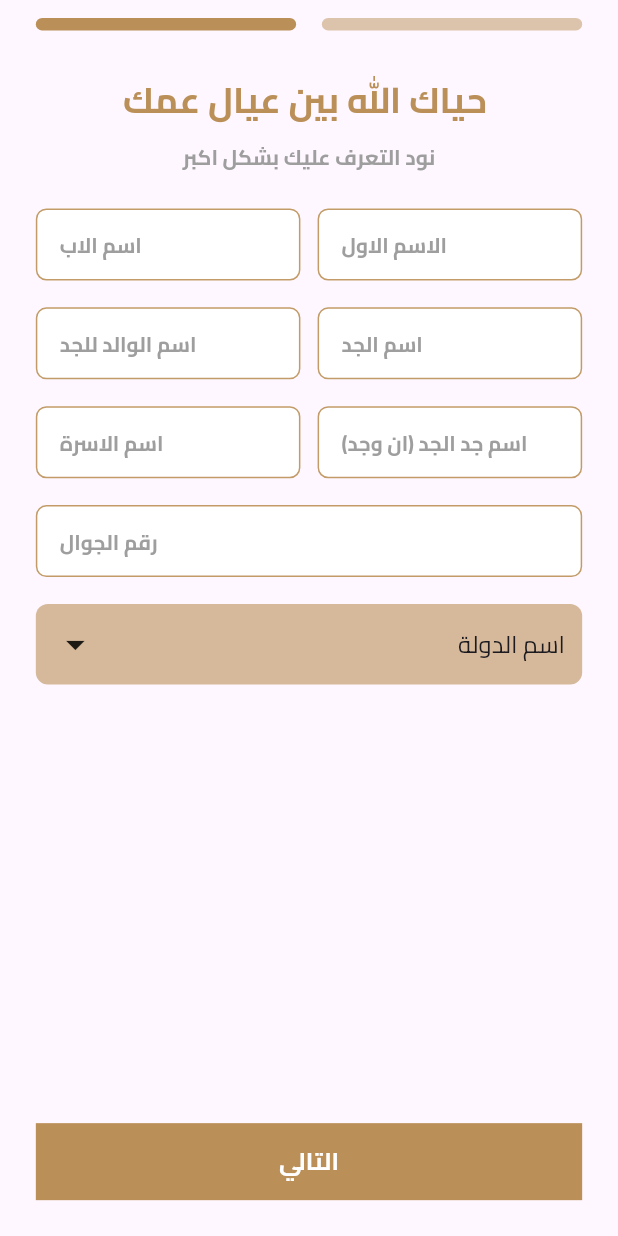
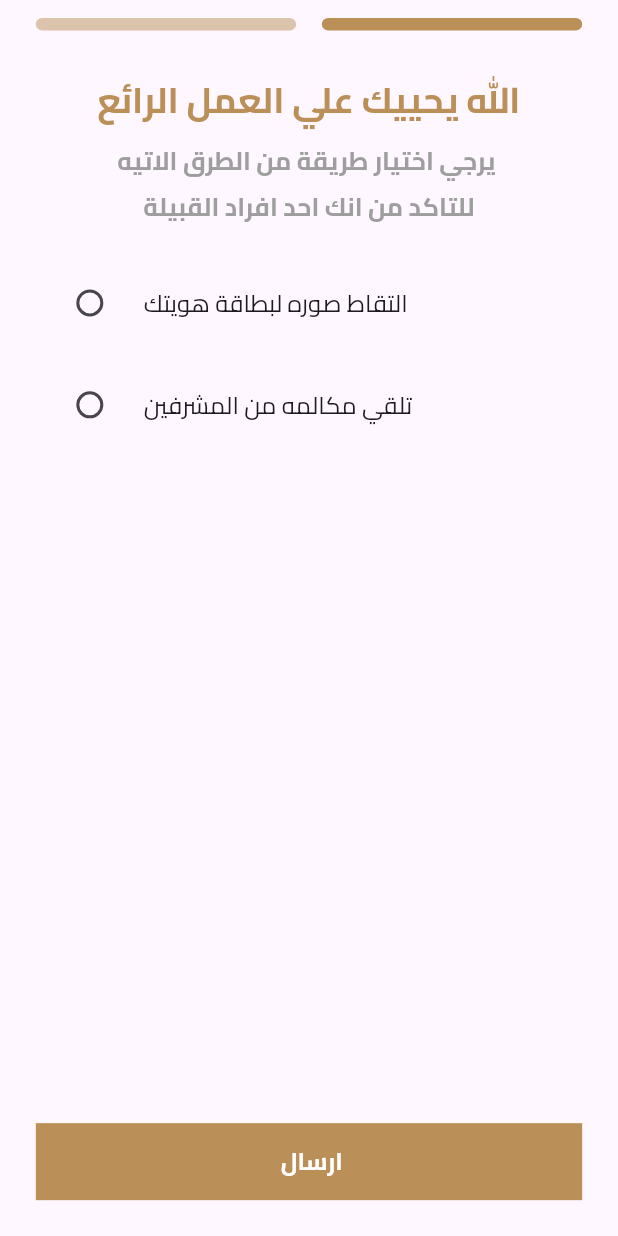
Before and after one commit to abdelhamedEzzat/el_erinat_project, a Flutter app: the screen it shows after launch, after a tap on "التالي", on a phone screen of 412 x 824 dp. Run offline on Flutter 3.47's test engine with Material 3 defaults, Android fonts, the light colour scheme and no system bars; our stand-ins replace device_preview, flutter_screenutil, flutter_svg, intl_phone_field, pinput.

Commit message:
finished user_details_identety_screen

```diff
--- /dev/null
+++ b/devtools_options.yaml
@@ -0,0 +1 @@
+extensions:
--- a/lib/core/const_strings/manage_strings.dart
+++ b/lib/core/const_strings/manage_strings.dart
@@ -33,6 +33,10 @@ class MStrings {
   static String pinIsIncorrect = " الرمز غير صالح";
 
   static String userWelcomeInSudiaArabia = "حياك الله بين عيال عمك ";
+  static String thanksUserForWork = "الله يحييك علي العمل الرائع";
+
+  static String confirmYourWay = "يرجي اختيار طريقة من الطرق الاتيه ";
+  static String toBelongingToTheTribe = 'للتاكد من انك احد افراد القبيلة';
 
   static String tellUsMoreAboutYou = "نود التعرف عليك بشكل اكبر";
 
@@ -49,4 +53,11 @@ class MStrings {
   static String next = "التالي ";
 
   static String submit = " ارسال";
+
+  static String pic = "التقاط صوره لبطاقة هويتك";
+  static String customerServicesCall = "تلقي مكالمه من المشرفين";
+
+  static String addIdedntatyPic = "التقاط صوره الهوية";
+
+  static String yourphoneNumber = ": رقم جوالك";
 }
--- a/lib/core/route/generate_route.dart
+++ b/lib/core/route/generate_route.dart
@@ -5,6 +5,7 @@ import 'package:el_erinat/features/users/persentation/screens/intro_screens/thir
 import 'package:el_erinat/features/users/persentation/screens/otp_screen/otp_screen.dart';
 import 'package:el_erinat/features/users/persentation/screens/register_screen/register_screen.dart';
 import 'package:el_erinat/features/users/persentation/screens/splash_screen/splach_screen.dart';
+import 'package:el_erinat/features/users/persentation/screens/user_details_screen/user_details_identaty.dart';
 import 'package:flutter/material.dart';
 
 class RouteGenerator {
@@ -19,6 +20,8 @@ class RouteGenerator {
           const ThirdIntroScreens(),
       ConstantsRouteString.registerScreen: (context) => const RegisterScreen(),
       ConstantsRouteString.otpScreen: (context) => const OtpScreen(),
+      ConstantsRouteString.userDetailsIdentaty: (context) =>
+          const UserDetailsIdentaty(),
     };
   }
 }
--- a/lib/core/route/route_strings.dart
+++ b/lib/core/route/route_strings.dart
@@ -5,4 +5,5 @@ class ConstantsRouteString {
   static const String thirdIntroScreens = "/ThirdIntroScreens";
   static const String registerScreen = "/RegisterScreen";
   static const String otpScreen = "/OtpScreen";
+  static const String userDetailsIdentaty = "/UserDetailsIdentaty";
 }
--- /dev/null
+++ b/lib/features/users/persentation/screens/user_details_screen/user_details_identaty.dart
@@ -0,0 +1,129 @@
+import 'package:el_erinat/core/config/color_manger.dart';
+import 'package:el_erinat/core/const_strings/manage_strings.dart';
+import 'package:el_erinat/core/helpers/botton.dart';
+import 'package:el_erinat/features/users/persentation/screens/user_details_screen/user_details_screen.dart';
+import 'package:el_erinat/features/users/persentation/widgets/user_details_screen/add_identity_pic.dart';
+import 'package:el_erinat/features/users/persentation/widgets/user_details_screen/user_phone_to_get_call.dart';
+import 'package:flutter/cupertino.dart';
+import 'package:flutter/material.dart';
+import 'package:flutter/widgets.dart';
+import 'package:flutter_screenutil/flutter_screenutil.dart';
+
+class UserDetailsIdentaty extends StatefulWidget {
+  const UserDetailsIdentaty({super.key});
+
+  @override
+  State<UserDetailsIdentaty> createState() => _UserDetailsIdentatyState();
+}
+
+List<String> radioOptions = [MStrings.pic, MStrings.customerServicesCall];
+
+class _UserDetailsIdentatyState extends State<UserDetailsIdentaty> {
+  String currentOption = radioOptions[0];
+  String currentSelected = "0";
+  bool isZeroradioOptions = false;
+  bool isOneradioOptions = false;
+
+  @override
+  Widget build(BuildContext context) {
+    return Scaffold(
+      body: SafeArea(
+          child: Container(
+        padding: EdgeInsets.symmetric(horizontal: 20.h),
+        child: Column(crossAxisAlignment: CrossAxisAlignment.center, children: [
+          AllSlidesWidget(
+            colors1: ColorManger.logoColor.withOpacity(0.5),
+            colors2: ColorManger.logoColor,
+          ),
+          SizedBox(
+            height: 25.h,
+          ),
+
+          //!  Title
+
+          TitleInUserDetailsScreen(
+            text: MStrings.thanksUserForWork,
+            titleColor: ColorManger.logoColor,
+          ),
+          SizedBox(
+            height: 10.h,
+          ),
+
+          //!  subTitle
+
+          SubTitleInUserDetailsScreen(
+            text: MStrings.confirmYourWay,
+          ),
+          SizedBox(
+            height: 5.h,
+          ),
+          SubTitleInUserDetailsScreen(
+            text: MStrings.toBelongingToTheTribe,
+          ),
+          SizedBox(
+            height: 20.h,
+          ),
+
+          //!  selected UploadPic
+
+          RadioListTile(
+              title: Text(MStrings.pic),
+              value: radioOptions[0],
+              groupValue: isZeroradioOptions == true ? currentOption : null,
+              onChanged: (value) {
+                setState(() {
+                  currentOption = value.toString();
+                  isZeroradioOptions = true;
+                  isOneradioOptions = false;
+                });
+              }),
+
+          //!  AddIdentityPic
+
+          isZeroradioOptions == true ? const AddIdentityPic() : Container(),
+          SizedBox(
+            height: 10.h,
+          ),
+
+          //!  selected customerServicesCall
+
+          RadioListTile(
+              title: Text(MStrings.customerServicesCall),
+              value: radioOptions[1],
+              groupValue: currentOption == radioOptions[1]
+                  ? currentOption
+                  : currentSelected,
+              onChanged: (value) {
+                setState(() {
+                  currentOption = value.toString();
+                  isZeroradioOptions = false;
+                  isOneradioOptions = true;
+                });
+              }),
+
+          SizedBox(
+            height: 10.h,
+          ),
+          isOneradioOptions == true ? const UserPhontToGetCall() : Container(),
+
+          SizedBox(
+            height: 10.h,
+          ),
+
+          Expanded(
+              child: Container(
+            alignment: Alignment.bottomCenter,
+            child: BottonClick(
+                alignment: Alignment.center,
+                width: MediaQuery.of(context).size.width,
+                onTap: () {},
+                text: MStrings.submit),
+          )),
+          SizedBox(
+            height: 20.h,
+          ),
+        ]),
+      )),
+    );
+  }
+}
--- a/lib/features/users/persentation/screens/user_details_screen/user_details_screen.dart
+++ b/lib/features/users/persentation/screens/user_details_screen/user_details_screen.dart
@@ -2,9 +2,9 @@ import 'package:el_erinat/core/config/color_manger.dart';
 import 'package:el_erinat/core/const_strings/manage_strings.dart';
 import 'package:el_erinat/core/helpers/botton.dart';
 import 'package:el_erinat/core/helpers/custom_text_form_field.dart';
+import 'package:el_erinat/core/route/route_strings.dart';
 import 'package:flutter/material.dart';
 import 'package:flutter/services.dart';
-import 'package:flutter/widgets.dart';
 import 'package:flutter_screenutil/flutter_screenutil.dart';
 
 class UserDitailsScreen extends StatelessWidget {
@@ -127,7 +127,10 @@ class UserDitailsScreen extends StatelessWidget {
                   child: BottonClick(
                       alignment: Alignment.center,
                       width: MediaQuery.of(context).size.width,
-                      onTap: () {},
+                      onTap: () {
+                        Navigator.of(context).pushNamed(
+                            ConstantsRouteString.userDetailsIdentaty);
+                      },
                       text: MStrings.next),
                 ),
               ),
@@ -200,7 +203,8 @@ class SubTitleInUserDetailsScreen extends StatelessWidget {
       style: Theme.of(context)
           .textTheme
           .titleMedium!
-          .copyWith(color: Colors.grey.shade500),
+          .copyWith(color: Colors.grey.shade500)
+          .copyWith(fontSize: 14.h),
     );
   }
 }
```
Also changed, not shown: lib/features/users/persentation/widgets/user_details_screen/add_identity_pic.dart (added, +37 -0 lines), lib/features/users/persentation/widgets/user_details_screen/user_phone_to_get_call.dart (added, +43 -0 lines).
